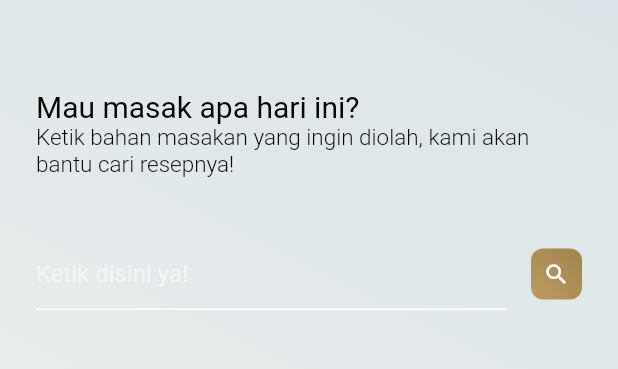
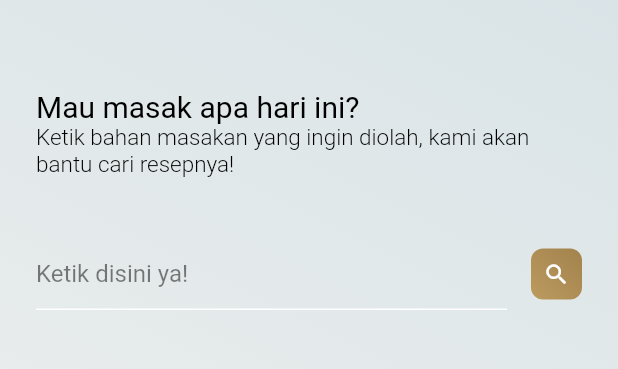
Before and after one commit to arianayuu/cooklog-web, a Flutter app: the screen it shows after launch, after a tap on the "search" icon, on a phone screen of 412 x 824 dp, the part 77-446 px from its top. Run offline on Flutter 3.47's test engine with Material 2 defaults, Android fonts, the phone set to English and light mode, and no system bars; our stand-ins replace webview_flutter; Roboto replaces fonts that are missing (LeagueSpartanBold, MontserratRegular).

Commit message:
adding view

```diff
--- /dev/null
+++ b/lib/models/hits.dart
@@ -0,0 +1,11 @@
+import 'package:cooklog_web/models/recipe_model.dart';
+
+class Hits {
+  RecipeModel recipeModel;
+
+  Hits({this.recipeModel});
+
+  factory Hits.fromMap(Map<String, dynamic> parsedJson) {
+    return Hits(recipeModel: RecipeModel.fromMap(parsedJson["recipe"]));
+  }
+}
--- a/lib/models/recipe_model.dart
+++ b/lib/models/recipe_model.dart
@@ -1,16 +1,16 @@
 class RecipeModel {
+  String image;
+  String url;
+  String source;
   String label;
-  String image;
-  String source;
-  String url;
 
   RecipeModel({this.url, this.source, this.image, this.label});
 
   factory RecipeModel.fromMap(Map<String, dynamic> parsedJson) {
     return RecipeModel(
+        image: parsedJson["image"],
         url: parsedJson["url"],
-        label: parsedJson["label"],
-        image: parsedJson["image"],
-        source: parsedJson["source"]);
+        source: parsedJson["source"],
+        label: parsedJson["label"]);
   }
 }
--- a/lib/view/home.dart
+++ b/lib/view/home.dart
@@ -95,13 +95,13 @@ class _HomeState extends State<Home> {
                           controller: textEditingController,
                           style: TextStyle(
                               fontSize: 16,
-                              color: Colors.white,
+                              color: Colors.black,
                               fontFamily: 'MontserratRegular'),
                           decoration: InputDecoration(
                             hintText: "Ketik disini ya!",
                             hintStyle: TextStyle(
                                 fontSize: 16,
-                                color: Colors.white.withOpacity(0.5),
+                                color: Colors.black.withOpacity(0.5),
                                 fontFamily: 'MontserratRegular'),
                             enabledBorder: UnderlineInputBorder(
                               borderSide: BorderSide(color: Colors.white),
@@ -124,10 +124,11 @@ class _HomeState extends State<Home> {
                               // ignore: deprecated_member_use
                               recipies = new List();
 
-                              String url =
-                                  "https://api.edamam.com/search?q=${textEditingController.text}&app_id=c3536992&app_key=355a16e5464d07d7ad267aa15966840e";
+                              //String url =
+                              //  "https://api.edamam.com/search?q=${textEditingController.text}&app_id=c3536992&app_key=355a16e5464d07d7ad267aa15966840e";
 
-                              var response = await http.get(url);
+                              var response = await http.get(Uri.parse(
+                                  'https://api.edamam.com/search?q=${textEditingController.text}&app_id=c3536992&app_key=355a16e5464d07d7ad267aa15966840e'));
                               print(" $response this is response");
 
                               Map<String, dynamic> jsonData =
```
Also changed, not shown: lib/models/missed_ingredients_model.dart (added, +10 -0 lines), lib/services/recipes.dart (added, +22 -0 lines), lib/view/recipe_view.dart (+7 -0 lines).
